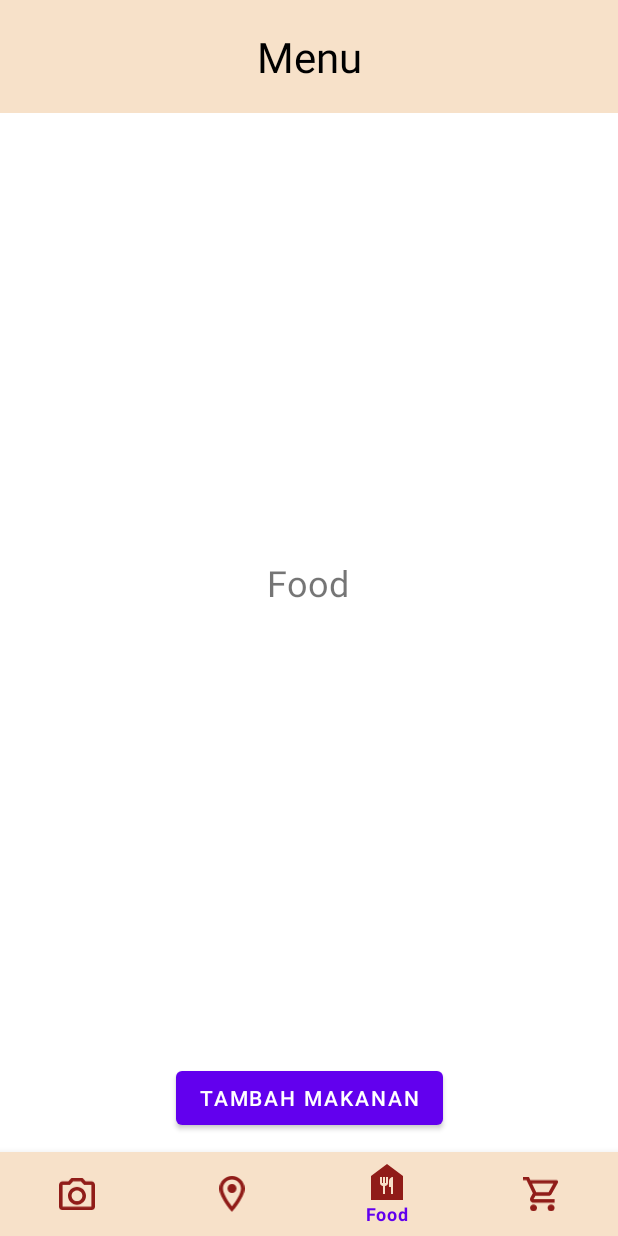
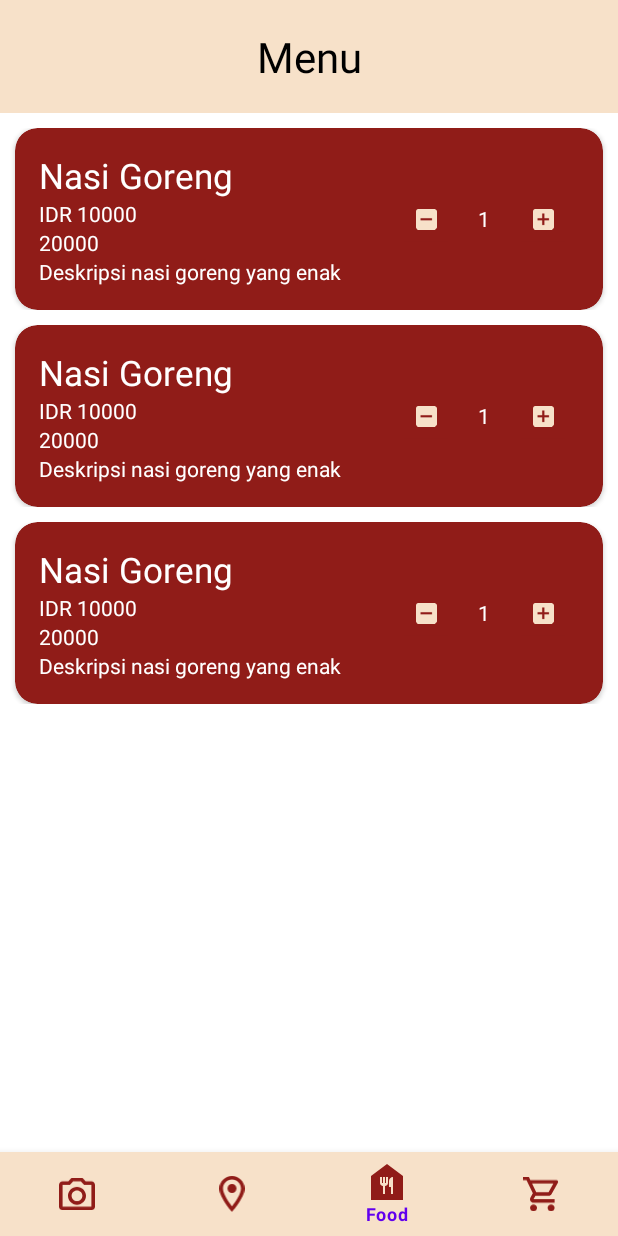
Before and after one commit to ZianTsabit/if3210-2023-android-mlk, an Android app: the screen it shows after launch (MainActivity), item 3 of the bottom bar chosen, on a phone screen of 412 x 824 dp. Run offline under Robolectric (Android 15) with nearby library versions, the phone set to English and light mode, and no system bars; our stand-ins replace Room's generated code.

Commit message:
Add recycler view for food and drink list page

```diff
--- a/app/src/main/java/com/example/malika/FoodFragment.kt
+++ b/app/src/main/java/com/example/malika/FoodFragment.kt
@@ -7,6 +7,7 @@ import android.view.View
 import android.view.ViewGroup
 import android.widget.Toast
 import androidx.lifecycle.ViewModelProvider
+import androidx.recyclerview.widget.LinearLayoutManager
 import com.example.malika.databinding.FragmentFoodBinding
 
 
@@ -26,9 +27,30 @@ class FoodFragment : Fragment() {
 
         mCartViewModel = ViewModelProvider(this).get(CartViewModel::class.java)
 
-        binding.btnAddItem.setOnClickListener{
-            addItem()
+        binding.menuRecyclerView.setHasFixedSize(true)
+
+        binding.menuRecyclerView.layoutManager = LinearLayoutManager(context)
+
+        val list = ArrayList<MenuItem>()
+
+        for (i in 0 until 3) {
+
+            list.add(MenuItem("Nasi Goreng", "Deskripsi nasi goreng yang enak", "IDR", 10000, 20000, "food"))
+
+            if(3 - 1 == i){
+                // init adapter yang telah dibuat tadi
+                val adapter = MenuAdapter(list)
+                adapter.notifyDataSetChanged()
+
+                //tampilkan data dalam recycler view
+                binding.menuRecyclerView.adapter = adapter
+            }
+
         }
+
+//        binding.btnAddItem.setOnClickListener{
+//            addItem()
+//        }
 
         return  binding.root
     }
--- /dev/null
+++ b/app/src/main/java/com/example/malika/MenuAdapter.kt
@@ -0,0 +1,47 @@
+package com.example.malika
+
+import android.view.LayoutInflater
+import android.view.View
+import android.view.ViewGroup
+import android.widget.TextView
+import androidx.annotation.NonNull
+import androidx.recyclerview.widget.RecyclerView
+import androidx.recyclerview.widget.RecyclerView.Adapter
+
+class MenuAdapter(
+    private val list: ArrayList<MenuItem>
+) : RecyclerView.Adapter<MenuAdapter.MenuHolder>() {
+
+    class MenuHolder(val view: View) : RecyclerView.ViewHolder(view) {
+        private var menuNameTextView: TextView? = null
+        private var menuPriceTextView: TextView? = null
+        private var menuSoldTextView: TextView? = null
+        private var menuDescriptionTextView: TextView? = null
+
+        init {
+            menuNameTextView = view.findViewById(R.id.menuNameTextView)
+            menuPriceTextView = view.findViewById(R.id.menuPriceTextView)
+            menuSoldTextView = view.findViewById(R.id.menuSoldTextView)
+            menuDescriptionTextView = view.findViewById(R.id.menuDescriptionTextView)
+        }
+
+        fun bind(data: MenuItem) {
+            menuNameTextView?.text = data.name
+            menuPriceTextView?.text = data.currency  + " " +data.price.toString()
+            menuSoldTextView?.text = data.sold.toString()
+            menuDescriptionTextView?.text = data.description
+        }
+    }
+
+    override fun onCreateViewHolder(parent: ViewGroup, viewType: Int): MenuHolder {
+        return MenuHolder(LayoutInflater.from(parent.context).inflate(R.layout.menu_card, parent, false))
+    }
+
+    override fun onBindViewHolder(holder: MenuHolder, position: Int) {
+        holder.bind(list[position])
+    }
+
+    override fun getItemCount(): Int {
+        return list!!.size
+    }
+}
--- /dev/null
+++ b/app/src/main/java/com/example/malika/MenuItem.kt
@@ -0,0 +1,10 @@
+package com.example.malika
+
+data class MenuItem(
+    val name: String,
+    val description: String,
+    val currency: String,
+    val price: Int,
+    val sold: Int,
+    val type: String
+)
--- a/app/src/main/res/layout/activity_main.xml
+++ b/app/src/main/res/layout/activity_main.xml
@@ -4,39 +4,37 @@
     xmlns:tools="http://schemas.android.com/tools"
     android:layout_width="match_parent"
     android:layout_height="match_parent"
-    tools:context=".MainActivity">
+    tools:context=".MainActivity"
+    android:background="@color/white">
 
     <FrameLayout
         android:id="@+id/frame_header"
         android:layout_width="match_parent"
         android:layout_height="75dp"
-        app:layout_constraintBottom_toTopOf="@+id/frame_layout"
         app:layout_constraintEnd_toEndOf="parent"
-        app:layout_constraintStart_toStartOf="parent">
-
-    </FrameLayout>
+        app:layout_constraintHorizontal_bias="0.5"
+        app:layout_constraintStart_toStartOf="parent"
+        app:layout_constraintTop_toTopOf="parent"/>
 
     <FrameLayout
         android:id="@+id/frame_layout"
         android:layout_width="match_parent"
-        android:layout_height="match_parent"
+        android:layout_height="0dp"
+        app:layout_constraintTop_toBottomOf="@+id/frame_header"
         app:layout_constraintBottom_toTopOf="@+id/bottomNavigationView"
-        app:layout_constraintTop_toBottomOf="@+id/frame_header"
         app:layout_constraintEnd_toEndOf="parent"
-        app:layout_constraintHorizontal_bias="0.0"
-        app:layout_constraintStart_toStartOf="parent">
-
-    </FrameLayout>
+        app:layout_constraintStart_toStartOf="parent"
+        app:layout_constrainedHeight="true"/>
 
     <com.google.android.material.bottomnavigation.BottomNavigationView
         android:id="@+id/bottomNavigationView"
         android:layout_width="match_parent"
         android:layout_height="wrap_content"
         android:background="@color/F7E1C9"
+        app:itemIconTint="#901C18"
         app:layout_constraintBottom_toBottomOf="parent"
         app:layout_constraintEnd_toEndOf="parent"
         app:layout_constraintHorizontal_bias="0.0"
         app:layout_constraintStart_toStartOf="parent"
-        app:menu="@menu/navbar"
-        app:itemIconTint="#901C18"/>
+        app:menu="@menu/navbar"/>
 </androidx.constraintlayout.widget.ConstraintLayout>
--- a/app/src/main/res/layout/fragment_food.xml
+++ b/app/src/main/res/layout/fragment_food.xml
@@ -6,28 +6,14 @@
     android:layout_height="fill_parent"
     android:orientation="vertical"
     android:gravity="center"
-    tools:context=".FoodFragment">
+    tools:context=".FoodFragment"
+    app:layout_constraintTop_toBottomOf="@+id/header_view">
 
-    <TextView
-        android:layout_width="wrap_content"
-        android:layout_height="wrap_content"
-        android:layout_gravity="center"
-        android:layout_marginTop="372dp"
-        android:text="Food"
-        android:textSize="24sp"
+    <androidx.recyclerview.widget.RecyclerView
+        android:id="@+id/menuRecyclerView"
+        android:layout_width="match_parent"
+        android:layout_height="match_parent"
         app:layout_constraintEnd_toEndOf="parent"
-        app:layout_constraintHorizontal_bias="0.498"
-        app:layout_constraintStart_toStartOf="parent"
-        app:layout_constraintTop_toTopOf="parent" />
-
-    <Button
-        android:id="@+id/btn_addItem"
-        android:layout_width="wrap_content"
-        android:layout_height="wrap_content"
-        android:layout_marginBottom="68dp"
-        android:text="Tambah Makanan"
-        app:layout_constraintBottom_toBottomOf="parent"
-        app:layout_constraintEnd_toEndOf="parent"
-        app:layout_constraintStart_toStartOf="parent" />
+        />
 
 </androidx.constraintlayout.widget.ConstraintLayout>
--- /dev/null
+++ b/app/src/main/res/layout/menu_card.xml
@@ -0,0 +1,99 @@
+<?xml version="1.0" encoding="utf-8"?>
+<androidx.constraintlayout.widget.ConstraintLayout xmlns:android="http://schemas.android.com/apk/res/android"
+    android:layout_width="match_parent"
+    android:layout_height="wrap_content"
+    android:layout_marginTop="10dp"
+    xmlns:app="http://schemas.android.com/apk/res-auto">
+    <androidx.cardview.widget.CardView
+        android:id="@+id/cardMenu"
+        android:layout_width="match_parent"
+        android:layout_height="match_parent"
+        android:layout_marginTop="8dp"
+        android:layout_marginBottom="4dp"
+        android:layout_marginLeft="10dp"
+        android:layout_marginRight="10dp"
+        app:cardBackgroundColor="@color/maroon_red"
+        app:cardCornerRadius="15dp">
+
+        <LinearLayout
+            android:layout_width="match_parent"
+            android:layout_height="match_parent"
+            android:padding="16dp">
+
+            <LinearLayout
+                android:layout_width="210dp"
+                android:layout_height="match_parent"
+                android:orientation="vertical">
+
+                <TextView
+                    android:id="@+id/menuNameTextView"
+                    android:layout_width="wrap_content"
+                    android:layout_height="wrap_content"
+                    android:textColor="@color/white"
+                    android:textSize="23dp"
+                    android:text="Makanan A"/>
+
+                <TextView
+                    android:id="@+id/menuPriceTextView"
+                    android:layout_width="wrap_content"
+                    android:layout_height="wrap_content"
+                    android:textColor="@color/white"
+                    android:text="Rp 50.000"/>
+
+                <TextView
+                    android:id="@+id/menuSoldTextView"
+                    android:layout_width="wrap_content"
+                    android:layout_height="wrap_content"
+                    android:textColor="@color/white"
+                    android:text="10RB+ Terjual"/>
+
+                <TextView
+                    android:id="@+id/menuDescriptionTextView"
+                    android:layout_width="wrap_content"
+                    android:layout_height="wrap_content"
+                    android:textColor="@color/white"
+                    android:text="Makanan ini adalah makanan yang enak"/>
+
+            </LinearLayout>
+
+            <LinearLayout
+                android:layout_width="match_parent"
+                android:layout_height="match_parent"
+                android:gravity="center|right">
+
+                <ImageButton
+                    android:id="@+id/menuReduceButton"
+                    android:layout_width="48dp"
+                    android:layout_height="48dp"
+                    android:src="@drawable/vector"
+                    android:contentDescription="Reduce order from cart by one"
+                    android:scaleType="center"
+                    android:scaleX="0.625"
+                    android:scaleY="0.625"
+                    android:background="@color/maroon_red"/>
+
+                <TextView
+                    android:id="@+id/menuOrderAmount"
+                    android:layout_width="30dp"
+                    android:layout_height="30dp"
+                    android:textColor="@color/white"
+                    android:gravity="center"
+                    android:text="1"/>
+
+                <ImageButton
+                    android:id="@+id/menuAddButton"
+                    android:layout_width="48dp"
+                    android:layout_height="48dp"
+                    android:src="@drawable/plus"
+                    android:contentDescription="Add one order to cart"
+                    android:scaleType="center"
+                    android:scaleX="0.625"
+                    android:scaleY="0.625"
+                    android:background="@color/maroon_red"/>
+
+            </LinearLayout>
+
+        </LinearLayout>
+
+    </androidx.cardview.widget.CardView>
+</androidx.constraintlayout.widget.ConstraintLayout>
--- a/app/src/main/res/values-night/themes.xml
+++ b/app/src/main/res/values-night/themes.xml
@@ -1,6 +1,6 @@
 <resources xmlns:tools="http://schemas.android.com/tools">
     <!-- Base application theme. -->
-    <style name="Theme.Malika" parent="Theme.MaterialComponents.DayNight.DarkActionBar">
+    <style name="Theme.Malika" parent="Theme.MaterialComponents.DayNight.NoActionBar">
         <!-- Primary brand color. -->
         <item name="colorPrimary">@color/purple_200</item>
         <item name="colorPrimaryVariant">@color/purple_700</item>
```
